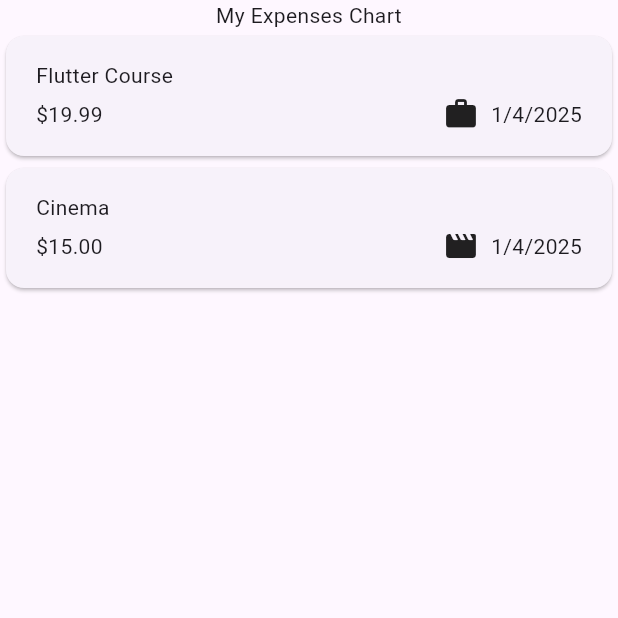
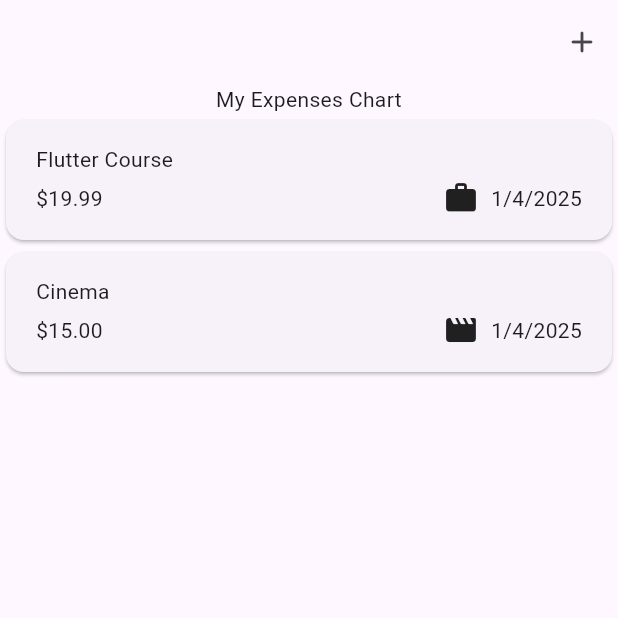
Before and after one commit to tolu-c/learning-dart-flutter, a Flutter app: the screen it shows after launch, on a phone screen of 412 x 824 dp, the top half of it. Run offline on Flutter 3.47's test engine with Material 3 defaults, Android fonts, the light colour scheme and no system bars; our stand-ins replace google_fonts.

Commit message:
added app bar

```diff
--- a/expenses_tracker_app/lib/widgets/expenses.dart
+++ b/expenses_tracker_app/lib/widgets/expenses.dart
@@ -28,6 +28,14 @@ class _ExpensesState extends State<Expenses> {
   @override
   Widget build(BuildContext context) {
     return Scaffold(
+      appBar: AppBar(
+        actions: [
+          IconButton(
+            onPressed: () {},
+            icon: const Icon(Icons.add_rounded),
+          ),
+        ],
+      ),
       body: Column(
         children: [
           const Text(
```
